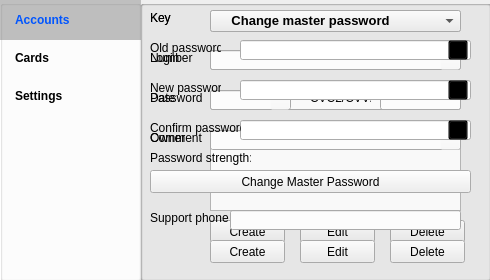
777AvEnGeR777/project, file QtProject/mainwindow.ui: the form before one commit.
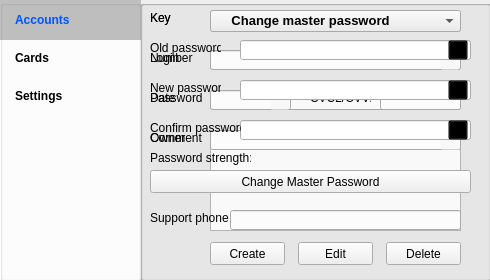
The form after the commit. Icons and pictures are not drawn.

```diff
--- a/QtProject/mainwindow.ui
+++ b/QtProject/mainwindow.ui
@@ -208,19 +208,6 @@
     <property name="title">
      <string/>
     </property>
-    <widget class="QPushButton" name="accountDelete">
-     <property name="geometry">
-      <rect>
-       <x>250</x>
-       <y>220</y>
-       <width>75</width>
-       <height>23</height>
-      </rect>
-     </property>
-     <property name="text">
-      <string>Delete</string>
-     </property>
-    </widget>
     <widget class="QLineEdit" name="textPassword">
      <property name="geometry">
       <rect>
@@ -230,18 +217,8 @@
        <height>20</height>
       </rect>
      </property>
-    </widget>
-    <widget class="QPushButton" name="accountCreate">
-     <property name="geometry">
-      <rect>
-       <x>70</x>
-       <y>220</y>
-       <width>75</width>
-       <height>23</height>
-      </rect>
-     </property>
-     <property name="text">
-      <string>Create</string>
+     <property name="echoMode">
+      <enum>QLineEdit::Password</enum>
      </property>
     </widget>
     <widget class="QComboBox" name="selectAccount">
@@ -306,19 +283,6 @@
       <string>Password</string>
      </property>
     </widget>
-    <widget class="QPushButton" name="accountEdit">
-     <property name="geometry">
-      <rect>
-       <x>160</x>
-       <y>220</y>
-       <width>75</width>
-       <height>23</height>
-      </rect>
-     </property>
-     <property name="text">
-      <string>Edit</string>
-     </property>
-    </widget>
     <widget class="QLabel" name="label_2">
      <property name="geometry">
       <rect>
@@ -338,7 +302,7 @@
        <x>70</x>
        <y>130</y>
        <width>251</width>
-       <height>81</height>
+       <height>101</height>
       </rect>
      </property>
     </widget>
@@ -745,45 +709,6 @@
       <enum>QLineEdit::Normal</enum>
      </property>
     </widget>
-    <widget class="QPushButton" name="cardCreate">
-     <property name="geometry">
-      <rect>
-       <x>70</x>
-       <y>240</y>
-       <width>75</width>
-       <height>23</height>
-      </rect>
-     </property>
-     <property name="text">
-      <string>Create</string>
-     </property>
-    </widget>
-    <widget class="QPushButton" name="cardEdit">
-     <property name="geometry">
-      <rect>
-       <x>160</x>
-       <y>240</y>
-       <width>75</width>
-       <height>23</height>
-      </rect>
-     </property>
-     <property name="text">
-      <string>Edit</string>
-     </property>
-    </widget>
-    <widget class="QPushButton" name="cardDelete">
-     <property name="geometry">
-      <rect>
-       <x>250</x>
-       <y>240</y>
-       <width>75</width>
-       <height>23</height>
-      </rect>
-     </property>
-     <property name="text">
-      <string>Delete</string>
-     </property>
-    </widget>
     <widget class="QPushButton" name="copyOwner">
      <property name="geometry">
       <rect>
@@ -904,9 +829,6 @@
     <zorder>textSecret</zorder>
     <zorder>label_12</zorder>
     <zorder>textSupportPhone</zorder>
-    <zorder>cardCreate</zorder>
-    <zorder>cardEdit</zorder>
-    <zorder>cardDelete</zorder>
     <zorder>copyNumber</zorder>
     <zorder>copyOwner</zorder>
     <zorder>copyDate</zorder>
@@ -1196,10 +1118,76 @@
     <zorder>eyeNewMaster</zorder>
     <zorder>eyeConfirmMaster</zorder>
    </widget>
+   <widget class="QGroupBox" name="groupButtons">
+    <property name="geometry">
+     <rect>
+      <x>140</x>
+      <y>230</y>
+      <width>351</width>
+      <height>51</height>
+     </rect>
+    </property>
+    <property name="styleSheet">
+     <string notr="true">#groupButtons {
+	border: 0px;
+}
+</string>
+    </property>
+    <property name="title">
+     <string/>
+    </property>
+    <property name="flat">
+     <bool>false</bool>
+    </property>
+    <widget class="QPushButton" name="recordCreate">
+     <property name="geometry">
+      <rect>
+       <x>70</x>
+       <y>12</y>
+       <width>75</width>
+       <height>23</height>
+      </rect>
+     </property>
+     <property name="styleSheet">
+      <string notr="true">
+</string>
+     </property>
+     <property name="text">
+      <string>Create</string>
+     </property>
+    </widget>
+    <widget class="QPushButton" name="recordEdit">
+     <property name="geometry">
+      <rect>
+       <x>158</x>
+       <y>12</y>
+       <width>75</width>
+       <height>23</height>
+      </rect>
+     </property>
+     <property name="text">
+      <string>Edit</string>
+     </property>
+    </widget>
+    <widget class="QPushButton" name="recordDelete">
+     <property name="geometry">
+      <rect>
+       <x>246</x>
+       <y>12</y>
+       <width>75</width>
+       <height>23</height>
+      </rect>
+     </property>
+     <property name="text">
+      <string>Delete</string>
+     </property>
+    </widget>
+   </widget>
    <zorder>groupAccounts</zorder>
    <zorder>group_controls</zorder>
    <zorder>groupCards</zorder>
    <zorder>groupSettings</zorder>
+   <zorder>groupButtons</zorder>
   </widget>
  </widget>
  <layoutdefault spacing="6" margin="11"/>
```
Left out of the diff: 9 changed lines with no effect on the pictures.
